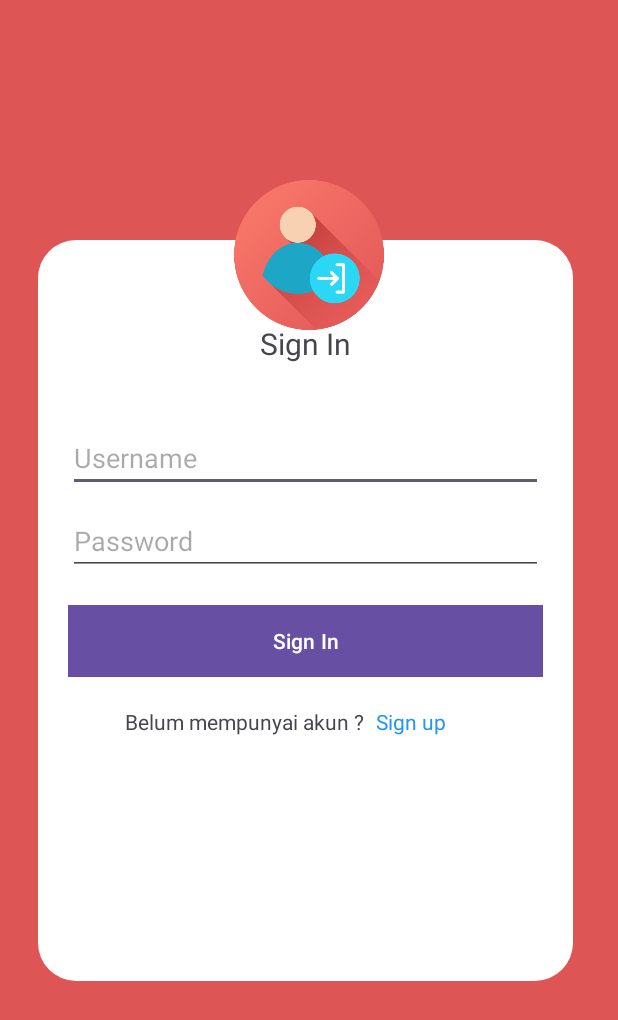
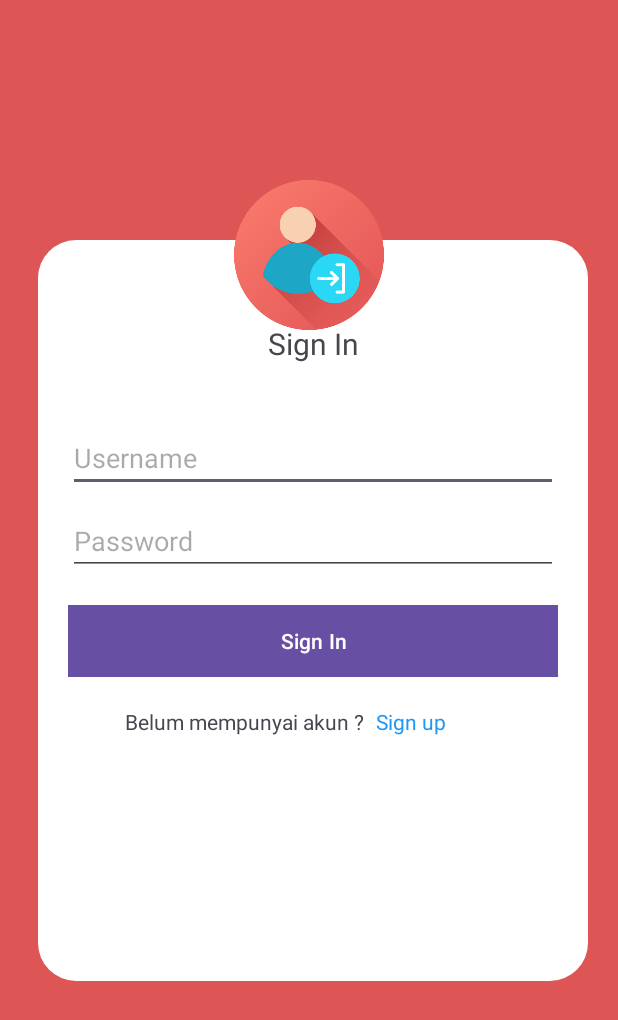
Before and after one commit to Bayusatriooo/TA-PM-TK22A-REMBO2, an Android app: the screen it shows after launch (LoginActivity), on a phone screen of 412 x 824 dp. Shown: the top 1020 px of the screen. Run offline under Robolectric (Android 15) with nearby library versions, the phone set to English and light mode, and no system bars; 1 statement that could not run was skipped.

Commit message:
master : merubah margin right di login xml

```diff
--- a/program/app/src/main/res/layout/activity_login.xml
+++ b/program/app/src/main/res/layout/activity_login.xml
@@ -19,7 +19,7 @@
             android:layout_height="match_parent"
             android:layout_marginLeft="25dp"
             android:layout_marginTop="160dp"
-            android:layout_marginRight="30dp"
+            android:layout_marginRight="20dp"
             android:layout_marginBottom="170dp"
             android:background="@drawable/bacground"
             android:orientation="vertical">
```
Also changed, not shown: 1 other file.
